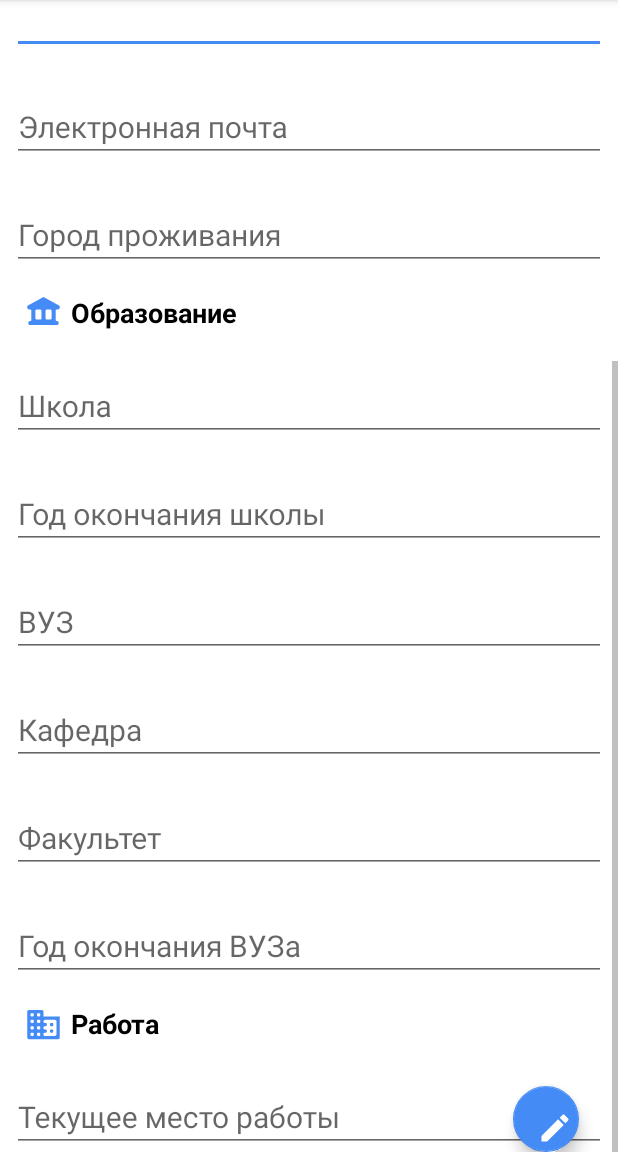
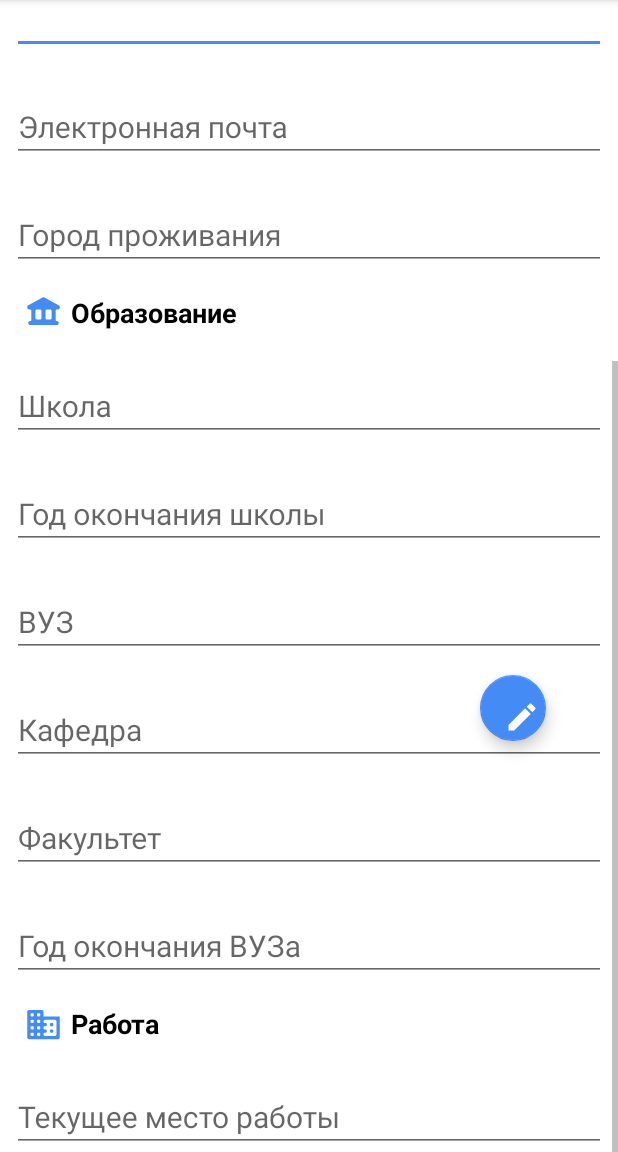
Before and after one commit to 112Nick/FintechPortal, an Android app: the screen it shows after launch (MainActivity), scrolled down 350 dp, on a phone screen of 412 x 824 dp, the part 84-1236 px from its top. Run offline under Robolectric (Android 15) with nearby library versions, the phone set to English and light mode, and no system bars.

Commit message:
some more res

```diff
--- a/app/src/main/res/layout/fragment_profile.xml
+++ b/app/src/main/res/layout/fragment_profile.xml
@@ -1,6 +1,11 @@
 <?xml version="1.0" encoding="utf-8"?>
+<FrameLayout
+        xmlns:android="http://schemas.android.com/apk/res/android"
+        android:layout_width="match_parent"
+        android:layout_height="match_parent"
+        android:background="@color/customWhite">
+
     <ScrollView
-        xmlns:android="http://schemas.android.com/apk/res/android"
             android:layout_width="match_parent"
             android:layout_height="match_parent"
             android:background="@color/customWhite">
@@ -306,17 +311,17 @@
                         android:hint="Текущее место работы"/>
             </android.support.design.widget.TextInputLayout>
 
+
+
+        </RelativeLayout>
+    </ScrollView>
+
     <android.support.design.widget.FloatingActionButton
+            android:id="@+id/edit_button"
             android:layout_width="44dp"
             android:layout_height="44dp"
-                android:id="@+id/edit_button"
-                android:layout_alignParentEnd="true"
             android:src="@drawable/edit"
-                android:layout_alignParentBottom="true"
-                android:layout_marginEnd="26dp"
-                android:layout_marginBottom="26dp"/>
+            android:layout_marginLeft="320dp"
+            android:layout_marginTop="450dp"/>
 
-    </RelativeLayout>
-
-
-</ScrollView>
+</FrameLayout>
```
Also changed, not shown: app/src/main/java/ru/fintech/tinkoff/fintechportal/EditProfileFragment.kt (added, +11 -0 lines), app/src/main/java/ru/fintech/tinkoff/fintechportal/QuestionFragment.kt (added, +11 -0 lines), app/src/main/java/ru/fintech/tinkoff/fintechportal/QuestionsViewPagerAdapter.kt (added, +29 -0 lines), app/src/main/java/ru/fintech/tinkoff/fintechportal/TestActivity.kt (added, +25 -0 lines), app/src/main/res/layout/activity_test.xml (added, +63 -0 lines), app/src/main/res/layout/fragment_question.xml (added, +18 -0 lines), 2 other files. Lines whose indentation alone changed are shown as unchanged.
